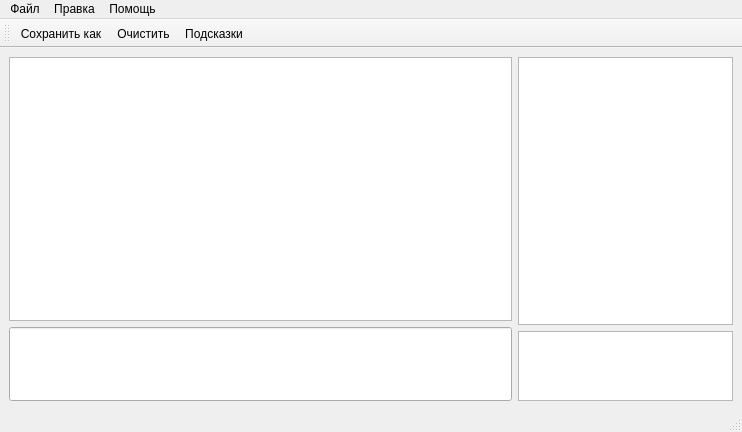
First picture: the form in ui/main.ui, repository SPC-project/SimplyDCS, before the edit.
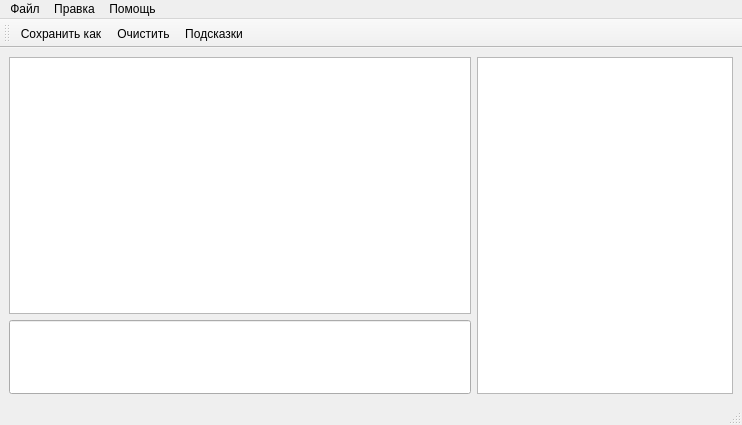
Second picture: the form after the edit. Icons and pictures are not drawn.

Commit message: IPython update/Change Help widget

The edit to the form file:
```diff
--- a/ui/main.ui
+++ b/ui/main.ui
@@ -7,7 +7,7 @@
     <x>0</x>
     <y>0</y>
     <width>742</width>
-    <height>432</height>
+    <height>425</height>
    </rect>
   </property>
   <property name="minimumSize">
@@ -22,7 +22,7 @@
   <widget class="QWidget" name="centralwidget">
    <layout class="QGridLayout" name="gridLayout">
     <item row="0" column="0">
-     <layout class="QHBoxLayout" name="horizontalLayout" stretch="7,3">
+     <layout class="QHBoxLayout" name="horizontalLayout" stretch="7,0">
       <item>
        <layout class="QVBoxLayout" name="verticalLayout_2" stretch="0,0">
         <item>
@@ -44,13 +44,10 @@
        </layout>
       </item>
       <item>
-       <layout class="QVBoxLayout" name="verticalLayout" stretch="8,2">
+       <layout class="QVBoxLayout" name="verticalLayout" stretch="0">
         <item>
          <widget class="QTextBrowser" name="textBrowser_2"/>
         </item>
-        <item>
-         <widget class="QListWidget" name="listWidget"/>
-        </item>
        </layout>
       </item>
      </layout>
```
Left out of the diff: 9 changed lines with no effect on the pictures. The commit also changes 2 other files.
